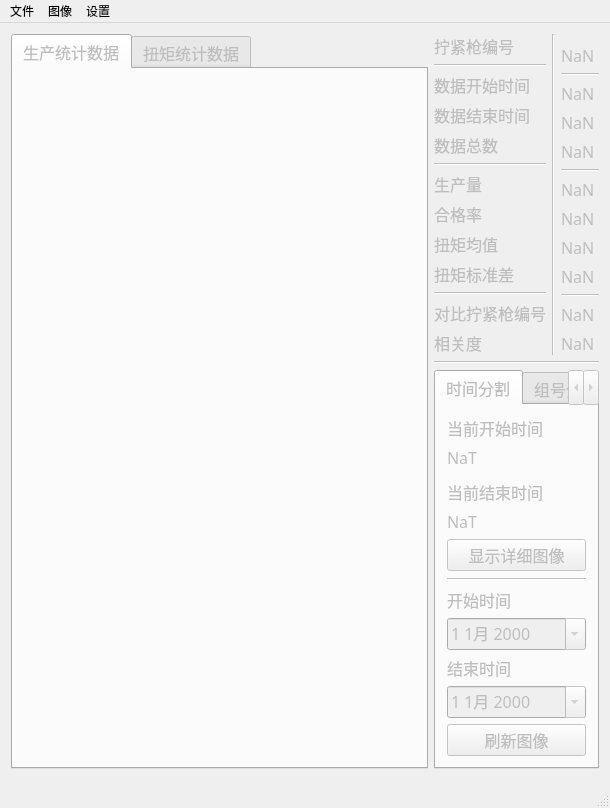
Above: db_process/ui/mainwindow.ui from Sanvenir/db_process before the change. Below: the same form after it.
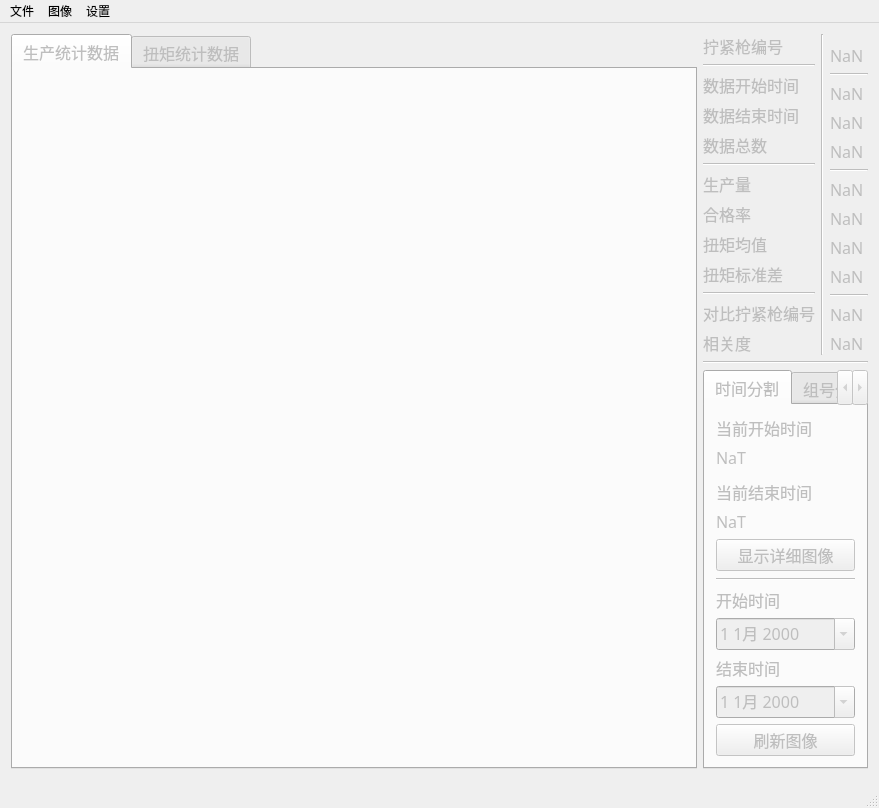
That is the form after the change. The open tabs and pages were chosen to show the change.

```diff
--- a/db_process/ui/mainwindow.ui
+++ b/db_process/ui/mainwindow.ui
@@ -6,7 +6,7 @@
    <rect>
     <x>0</x>
     <y>0</y>
-    <width>610</width>
+    <width>879</width>
     <height>681</height>
    </rect>
   </property>
@@ -920,7 +920,7 @@
     <rect>
      <x>0</x>
      <y>0</y>
-     <width>610</width>
+     <width>879</width>
      <height>18</height>
     </rect>
    </property>
```
Left out of the diff: 21 changed lines with no effect on the pictures.
